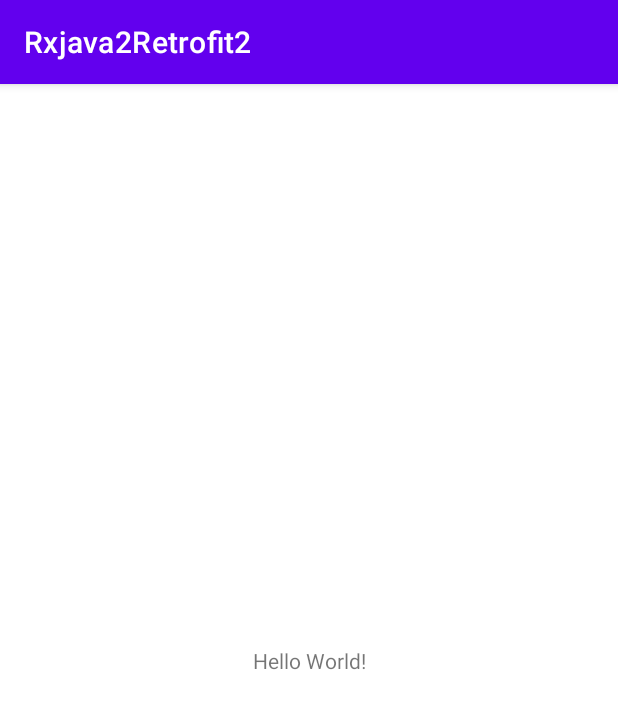
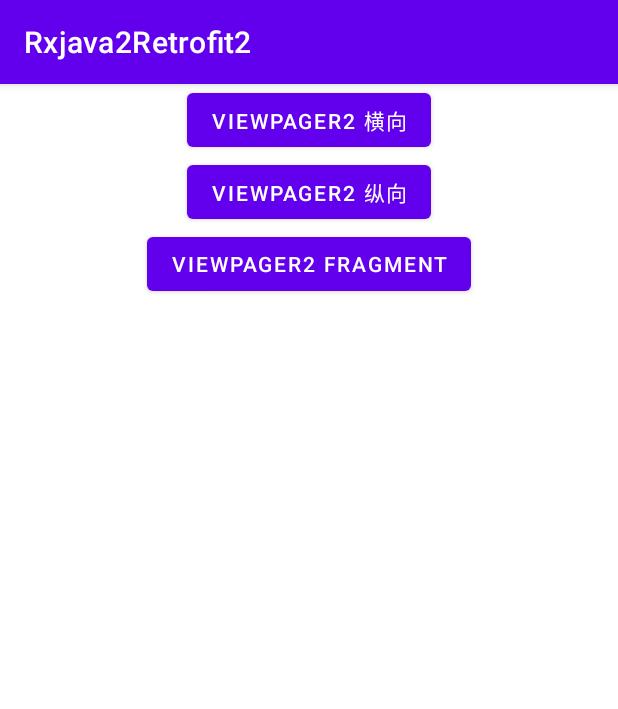
Before and after one commit to liangminxiong/Rxjava2Retrofit2, an Android app: the screen it shows after launch (MainActivity), on a phone screen of 412 x 824 dp. Shown: the top 709 px of the screen. Run offline under Robolectric (Android 15) with nearby library versions, the phone set to English and light mode, and no system bars.

Commit message:
ViewPager2使用

```diff
--- a/app/src/main/AndroidManifest.xml
+++ b/app/src/main/AndroidManifest.xml
@@ -19,6 +19,9 @@
                 <category android:name="android.intent.category.LAUNCHER" />
             </intent-filter>
         </activity>
+
+        <activity android:name=".activity.ViewPagerActivity"/>
+        <activity android:name=".activity.ViewPagerFragmentActivity"/>
     </application>
 
 </manifest>
--- a/app/src/main/java/com/lmx/rxjava2retrofit2/MainActivity.kt
+++ b/app/src/main/java/com/lmx/rxjava2retrofit2/MainActivity.kt
@@ -2,10 +2,21 @@ package com.lmx.rxjava2retrofit2
 
 import androidx.appcompat.app.AppCompatActivity
 import android.os.Bundle
+import com.lmx.rxjava2retrofit2.activity.ViewPagerActivity
+import kotlinx.android.synthetic.main.activity_main.*
 
 class MainActivity : AppCompatActivity() {
+
     override fun onCreate(savedInstanceState: Bundle?) {
         super.onCreate(savedInstanceState)
         setContentView(R.layout.activity_main)
+
+        initOnClick()
+    }
+
+    private fun initOnClick() {
+        btnHor.setOnClickListener { ViewPagerActivity.newInstance(this, 0) }
+        btnVer.setOnClickListener { ViewPagerActivity.newInstance(this, 1) }
+        btnFragment.setOnClickListener { ViewPagerActivity.newInstance(this, 2) }
     }
 }
--- a/app/src/main/res/layout/activity_main.xml
+++ b/app/src/main/res/layout/activity_main.xml
@@ -6,13 +6,34 @@
     android:layout_height="match_parent"
     tools:context=".MainActivity">
 
-    <TextView
+    <Button
+        android:id="@+id/btnHor"
         android:layout_width="wrap_content"
         android:layout_height="wrap_content"
-        android:text="Hello World!"
-        app:layout_constraintBottom_toBottomOf="parent"
-        app:layout_constraintLeft_toLeftOf="parent"
-        app:layout_constraintRight_toRightOf="parent"
-        app:layout_constraintTop_toTopOf="parent" />
+        android:text="ViewPager2 横向"
+        app:layout_constraintEnd_toEndOf="parent"
+        app:layout_constraintStart_toStartOf="parent"
+        app:layout_constraintTop_toTopOf="parent"
+        tools:ignore="HardcodedText" />
+
+    <Button
+        android:id="@+id/btnVer"
+        android:layout_width="wrap_content"
+        android:layout_height="wrap_content"
+        android:text="ViewPager2 纵向"
+        app:layout_constraintEnd_toEndOf="parent"
+        app:layout_constraintStart_toStartOf="parent"
+        app:layout_constraintTop_toBottomOf="@id/btnHor"
+        tools:ignore="HardcodedText" />
+
+    <Button
+        android:id="@+id/btnFragment"
+        android:layout_width="wrap_content"
+        android:layout_height="wrap_content"
+        android:text="ViewPager2 fragment"
+        app:layout_constraintEnd_toEndOf="parent"
+        app:layout_constraintStart_toStartOf="parent"
+        app:layout_constraintTop_toBottomOf="@id/btnVer"
+        tools:ignore="HardcodedText" />
 
 </androidx.constraintlayout.widget.ConstraintLayout>
```
Also changed, not shown: app/src/main/java/com/lmx/rxjava2retrofit2/activity/ViewPagerActivity.kt (added, +87 -0 lines), app/src/main/java/com/lmx/rxjava2retrofit2/adapter/ViewPagerAdapter.kt (added, +46 -0 lines), app/src/main/java/com/lmx/rxjava2retrofit2/adapter/ViewPagerFragmentStateAdapter.kt (added, +24 -0 lines), app/src/main/java/com/lmx/rxjava2retrofit2/fragment/PageFragment.kt (added, +52 -0 lines), app/src/main/res/layout/activity_viewpager.xml (added, +30 -0 lines), app/src/main/res/layout/fragment_page.xml (added, +18 -0 lines), app/src/main/res/layout/item_viewpager_txt.xml (added, +20 -0 lines).
